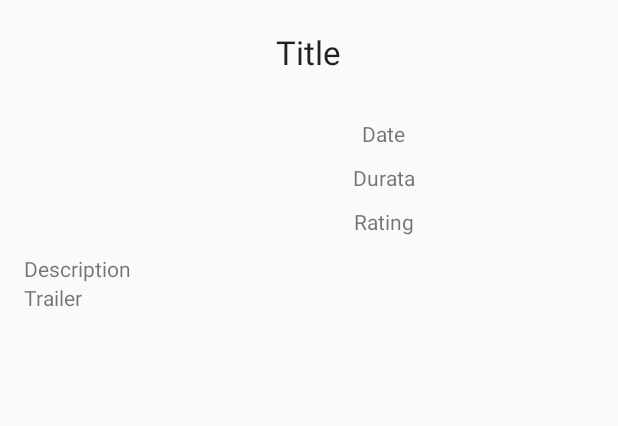
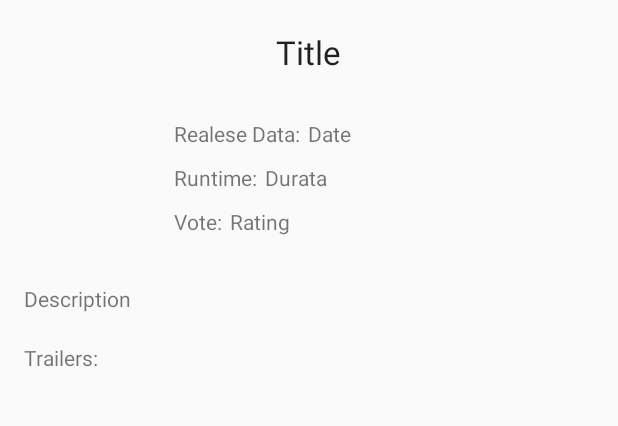
Before and after one commit to edodm85/MoviesApp, an Android app: the MoviesDetailActivityFragment screen opened directly, with no data from a screen before it, on a phone screen of 412 x 824 dp, the part 84-510 px from its top. Run offline under Robolectric (Android 15) with nearby library versions, the phone set to English and light mode, and no system bars; 4 statements that could not run were skipped.

Commit message:
Added idMovie

```diff
--- a/app/src/main/java/com/example/edoardo/moviesapp/MainActivityFragment.java
+++ b/app/src/main/java/com/example/edoardo/moviesapp/MainActivityFragment.java
@@ -301,6 +301,7 @@ public class MainActivityFragment extends Fragment {
             final String OWM_RELESEDATA = "release_date";
             final String OWM_VOTE = "vote_average";
             final String OWM_OVERVIEW = "overview";
+            final String OWM_ID = "id";
 
             JSONObject movieJson = new JSONObject(moviesJsonStr);
             JSONArray movieArray = movieJson.getJSONArray(OWM_RESULTS);
@@ -318,6 +319,7 @@ public class MainActivityFragment extends Fragment {
                 String date;
                 String rating;
                 String desc;
+                String id;
 
                 // Get the JSON object representing the day
                 JSONObject moviePosition = movieArray.getJSONObject(i);
@@ -327,12 +329,14 @@ public class MainActivityFragment extends Fragment {
                 date = moviePosition.getString(OWM_RELESEDATA);
                 rating = moviePosition.getString(OWM_VOTE);
                 desc = moviePosition.getString(OWM_OVERVIEW);
+                id = moviePosition.getString(OWM_ID);
 
                 resultStrs[i].pathImage = "http://image.tmdb.org/t/p/w185/" + path;
                 resultStrs[i].dateMovie = date;
                 resultStrs[i].titleMovie = title;
                 resultStrs[i].ratingMovie = rating;
                 resultStrs[i].descMovie = desc;
+                resultStrs[i].idMovie = id;
 
                 Log.d(LOG_TAG, resultStrs[i].pathImage + " - " + date + " - " + title);
             }
--- a/app/src/main/res/layout/fragment_movies_detail.xml
+++ b/app/src/main/res/layout/fragment_movies_detail.xml
@@ -45,13 +45,41 @@
                     android:layout_width="match_parent"
                     android:layout_height="wrap_content">
 
+                    <LinearLayout
+                        android:orientation="horizontal"
+                        android:layout_width="match_parent"
+                        android:layout_height="match_parent">
+
+                        <TextView
+                            android:layout_width="wrap_content"
+                            android:layout_height="wrap_content"
+                            android:text="Realese Data:"
+                            android:id="@+id/textView"
+                            android:paddingTop="10dp" />
+
                         <TextView
                             android:layout_width="wrap_content"
                             android:layout_height="wrap_content"
                             android:text="Date"
                             android:id="@+id/textViewDate"
                             android:layout_gravity="center_horizontal"
-                        android:paddingTop="10dp" />
+                            android:paddingTop="10dp"
+                            android:paddingLeft="5dp" />
+
+                    </LinearLayout>
+
+                    <LinearLayout
+                        android:orientation="horizontal"
+                        android:layout_width="match_parent"
+                        android:layout_height="match_parent">
+
+                        <TextView
+                            android:layout_width="wrap_content"
+                            android:layout_height="wrap_content"
+                            android:text="Runtime:"
+                            android:id="@+id/textView2"
+                            android:paddingTop="10dp"
+                            android:singleLine="true" />
 
                         <TextView
                             android:layout_width="wrap_content"
@@ -59,7 +87,23 @@
                             android:text="Durata"
                             android:id="@+id/textViewDurata"
                             android:layout_gravity="center_horizontal"
+                            android:paddingTop="10dp"
+                            android:paddingLeft="5dp" />
+
+                    </LinearLayout>
+
+                    <LinearLayout
+                        android:orientation="horizontal"
+                        android:layout_width="match_parent"
+                        android:layout_height="match_parent">
+
+                        <TextView
+                            android:layout_width="wrap_content"
+                            android:layout_height="wrap_content"
+                            android:text="Vote:"
+                            android:id="@+id/textView3"
                             android:paddingTop="10dp" />
+
 
                         <TextView
                             android:layout_width="wrap_content"
@@ -67,7 +111,11 @@
                             android:text="Rating"
                             android:id="@+id/textViewRating"
                             android:layout_gravity="center_horizontal"
-                        android:paddingTop="10dp" />
+                            android:paddingTop="10dp"
+                            android:paddingLeft="5dp" />
+
+                    </LinearLayout>
+
                 </LinearLayout>
 
             </LinearLayout>
@@ -77,7 +125,9 @@
             android:layout_width="wrap_content"
             android:layout_height="wrap_content"
             android:text="Description"
-            android:id="@+id/textViewDescription" />
+            android:id="@+id/textViewDescription"
+            android:paddingBottom="20dp"
+            android:paddingTop="20dp" />
 
         <LinearLayout
             android:orientation="vertical"
@@ -87,7 +137,7 @@
             <TextView
                 android:layout_width="wrap_content"
                 android:layout_height="wrap_content"
-                android:text="Trailer"
+                android:text="Trailers:"
                 android:id="@+id/textViewTrailer" />
         </LinearLayout>
 
```
Also changed, not shown: app/src/main/java/com/example/edoardo/moviesapp/MovieData.java (+126 -1 lines). Lines whose indentation alone changed are shown as unchanged.
